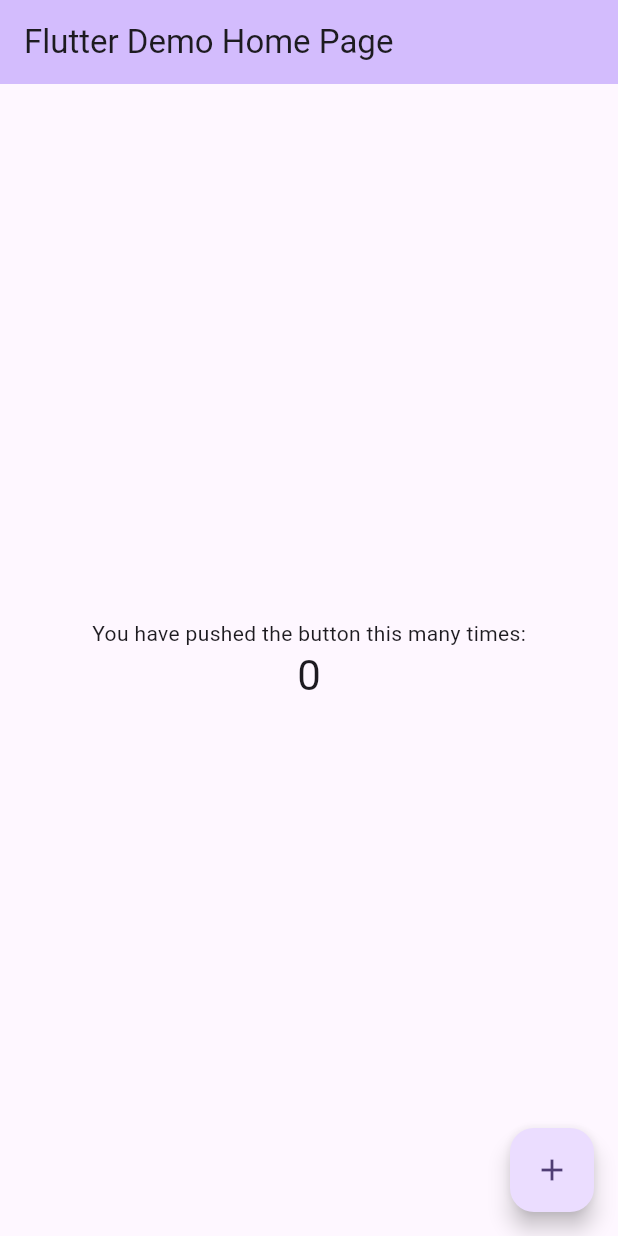
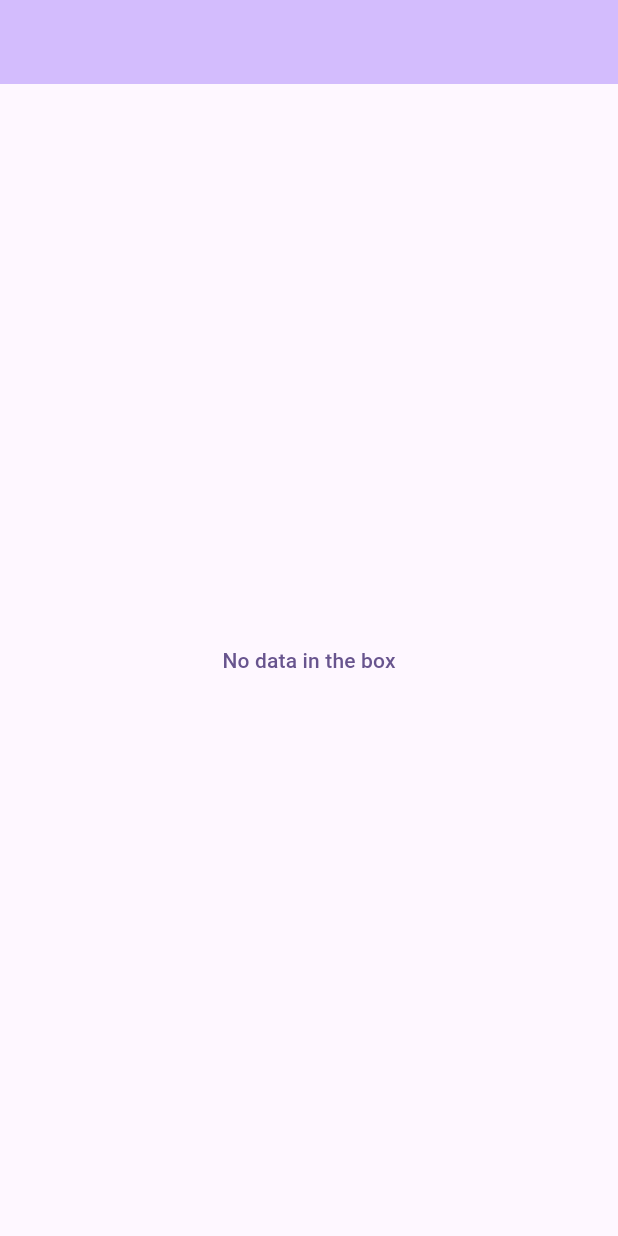
Before and after one commit to Asser146/my_store, a Flutter app: the screen it shows after launch, on a phone screen of 412 x 824 dp. Run offline on Flutter 3.47's test engine with Material 3 defaults, Android fonts, the phone set to English and light mode, and no system bars; our stand-ins replace hive_flutter; accounts and stored records are empty.

```diff
--- a/lib/main.dart
+++ b/lib/main.dart
@@ -1,125 +1,63 @@
 import 'package:flutter/material.dart';
+import 'package:hive_flutter/hive_flutter.dart';
 
-void main() {
+void main() async {
+  WidgetsFlutterBinding.ensureInitialized();
+  await Hive.initFlutter();
+  // await Hive.openBox('mybox'); // Ensure the box is opened before accessing it
   runApp(const MyApp());
 }
 
 class MyApp extends StatelessWidget {
   const MyApp({super.key});
 
-  // This widget is the root of your application.
   @override
   Widget build(BuildContext context) {
     return MaterialApp(
       title: 'Flutter Demo',
       theme: ThemeData(
-        // This is the theme of your application.
-        //
-        // TRY THIS: Try running your application with "flutter run". You'll see
-        // the application has a purple toolbar. Then, without quitting the app,
-        // try changing the seedColor in the colorScheme below to Colors.green
-        // and then invoke "hot reload" (save your changes or press the "hot
-        // reload" button in a Flutter-supported IDE, or press "r" if you used
-        // the command line to start the app).
-        //
-        // Notice that the counter didn't reset back to zero; the application
-        // state is not lost during the reload. To reset the state, use hot
-        // restart instead.
-        //
-        // This works for code too, not just values: Most code changes can be
-        // tested with just a hot reload.
         colorScheme: ColorScheme.fromSeed(seedColor: Colors.deepPurple),
         useMaterial3: true,
       ),
-      home: const MyHomePage(title: 'Flutter Demo Home Page'),
+      home: MyHomePage(),
     );
   }
 }
 
-class MyHomePage extends StatefulWidget {
-  const MyHomePage({super.key, required this.title});
+class MyHomePage extends StatelessWidget {
+  MyHomePage({super.key});
 
-  // This widget is the home page of your application. It is stateful, meaning
-  // that it has a State object (defined below) that contains fields that affect
-  // how it looks.
+  // Access the box after it has been opened in the main function
+  final box = Hive.box('mybox');
 
-  // This class is the configuration for the state. It holds the values (in this
-  // case the title) provided by the parent (in this case the App widget) and
-  // used by the build method of the State. Fields in a Widget subclass are
-  // always marked "final".
+  void write() async {
+    // box.put(1, "first in box");
+    await box.clear();
+    print("Data written to the box");
+  }
 
-  final String title;
-
-  @override
-  State<MyHomePage> createState() => _MyHomePageState();
-}
-
-class _MyHomePageState extends State<MyHomePage> {
-  int _counter = 0;
-
-  void _incrementCounter() {
-    setState(() {
-      // This call to setState tells the Flutter framework that something has
-      // changed in this State, which causes it to rerun the build method below
-      // so that the display can reflect the updated values. If we changed
-      // _counter without calling setState(), then the build method would not be
-      // called again, and so nothing would appear to happen.
-      _counter++;
-    });
+  String check() {
+    final check = box.get(1);
+    return check ?? 'No data in the box'; // Return a default value if null
   }
 
   @override
   Widget build(BuildContext context) {
-    // This method is rerun every time setState is called, for instance as done
-    // by the _incrementCounter method above.
-    //
-    // The Flutter framework has been optimized to make rerunning build methods
-    // fast, so that you can just rebuild anything that needs updating rather
-    // than having to individually change instances of widgets.
     return Scaffold(
       appBar: AppBar(
-        // TRY THIS: Try changing the color here to a specific color (to
-        // Colors.amber, perhaps?) and trigger a hot reload to see the AppBar
-        // change color while the other colors stay the same.
         backgroundColor: Theme.of(context).colorScheme.inversePrimary,
-        // Here we take the value from the MyHomePage object that was created by
-        // the App.build method, and use it to set our appbar title.
-        title: Text(widget.title),
       ),
       body: Center(
-        // Center is a layout widget. It takes a single child and positions it
-        // in the middle of the parent.
         child: Column(
-          // Column is also a layout widget. It takes a list of children and
-          // arranges them vertically. By default, it sizes itself to fit its
-          // children horizontally, and tries to be as tall as its parent.
-          //
-          // Column has various properties to control how it sizes itself and
-          // how it positions its children. Here we use mainAxisAlignment to
-          // center the children vertically; the main axis here is the vertical
-          // axis because Columns are vertical (the cross axis would be
-          // horizontal).
-          //
-          // TRY THIS: Invoke "debug painting" (choose the "Toggle Debug Paint"
-          // action in the IDE, or press "p" in the console), to see the
-          // wireframe for each widget.
           mainAxisAlignment: MainAxisAlignment.center,
           children: <Widget>[
-            const Text(
-              'You have pushed the button this many times:',
-            ),
-            Text(
-              '$_counter',
-              style: Theme.of(context).textTheme.headlineMedium,
+            TextButton(
+              onPressed: write, // Call the write function on button press
+              child: Text(check()), // Display the result of the check method
             ),
           ],
         ),
       ),
-      floatingActionButton: FloatingActionButton(
-        onPressed: _incrementCounter,
-        tooltip: 'Increment',
-        child: const Icon(Icons.add),
-      ), // This trailing comma makes auto-formatting nicer for build methods.
     );
   }
 }
```
Also changed, not shown: pubspec.yaml (+6 -26 lines), pubspec.lock, 1 other file.
